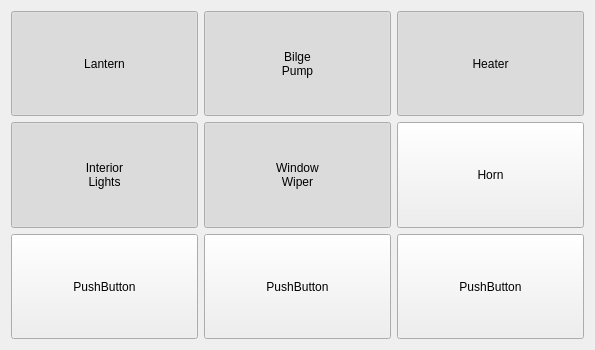
This is WDguiBoat/WDguiBoat/hmi/instrumentform.ui in geirwanvik/WDrov as Qt 5 draws it before an edit. The edited form follows.
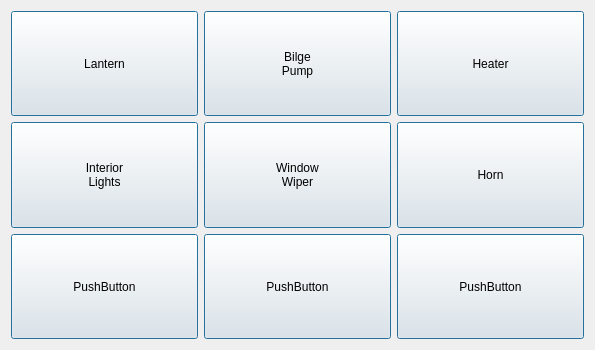
This is the edited form.

What changed in the file:
```diff
--- a/WDguiBoat/WDguiBoat/hmi/instrumentform.ui
+++ b/WDguiBoat/WDguiBoat/hmi/instrumentform.ui
@@ -32,8 +32,14 @@
       <bool>true</bool>
      </property>
      <property name="checked">
+      <bool>false</bool>
+     </property>
+     <property name="default">
       <bool>true</bool>
      </property>
+     <property name="flat">
+      <bool>false</bool>
+     </property>
     </widget>
    </item>
    <item row="0" column="1">
@@ -55,8 +61,14 @@
       <bool>true</bool>
      </property>
      <property name="checked">
+      <bool>false</bool>
+     </property>
+     <property name="default">
       <bool>true</bool>
      </property>
+     <property name="flat">
+      <bool>false</bool>
+     </property>
     </widget>
    </item>
    <item row="0" column="2">
@@ -74,8 +86,14 @@
       <bool>true</bool>
      </property>
      <property name="checked">
+      <bool>false</bool>
+     </property>
+     <property name="default">
       <bool>true</bool>
      </property>
+     <property name="flat">
+      <bool>false</bool>
+     </property>
     </widget>
    </item>
    <item row="1" column="0">
@@ -97,8 +115,14 @@
       <bool>true</bool>
      </property>
      <property name="checked">
+      <bool>false</bool>
+     </property>
+     <property name="default">
       <bool>true</bool>
      </property>
+     <property name="flat">
+      <bool>false</bool>
+     </property>
     </widget>
    </item>
    <item row="1" column="1">
@@ -120,8 +144,14 @@
       <bool>true</bool>
      </property>
      <property name="checked">
+      <bool>false</bool>
+     </property>
+     <property name="default">
       <bool>true</bool>
      </property>
+     <property name="flat">
+      <bool>false</bool>
+     </property>
     </widget>
    </item>
    <item row="1" column="2">
@@ -135,6 +165,18 @@
      <property name="text">
       <string>Horn</string>
      </property>
+     <property name="checkable">
+      <bool>true</bool>
+     </property>
+     <property name="checked">
+      <bool>false</bool>
+     </property>
+     <property name="default">
+      <bool>true</bool>
+     </property>
+     <property name="flat">
+      <bool>false</bool>
+     </property>
     </widget>
    </item>
    <item row="2" column="0">
@@ -148,6 +190,18 @@
      <property name="text">
       <string>PushButton</string>
      </property>
+     <property name="checkable">
+      <bool>true</bool>
+     </property>
+     <property name="checked">
+      <bool>false</bool>
+     </property>
+     <property name="default">
+      <bool>true</bool>
+     </property>
+     <property name="flat">
+      <bool>false</bool>
+     </property>
     </widget>
    </item>
    <item row="2" column="1">
@@ -161,6 +215,18 @@
      <property name="text">
       <string>PushButton</string>
      </property>
+     <property name="checkable">
+      <bool>true</bool>
+     </property>
+     <property name="checked">
+      <bool>false</bool>
+     </property>
+     <property name="default">
+      <bool>true</bool>
+     </property>
+     <property name="flat">
+      <bool>false</bool>
+     </property>
     </widget>
    </item>
    <item row="2" column="2">
@@ -174,6 +240,18 @@
      <property name="text">
       <string>PushButton</string>
      </property>
+     <property name="checkable">
+      <bool>true</bool>
+     </property>
+     <property name="checked">
+      <bool>false</bool>
+     </property>
+     <property name="default">
+      <bool>true</bool>
+     </property>
+     <property name="flat">
+      <bool>false</bool>
+     </property>
     </widget>
    </item>
   </layout>
```
Left out of the diff: 15 changed lines with no effect on the pictures.
